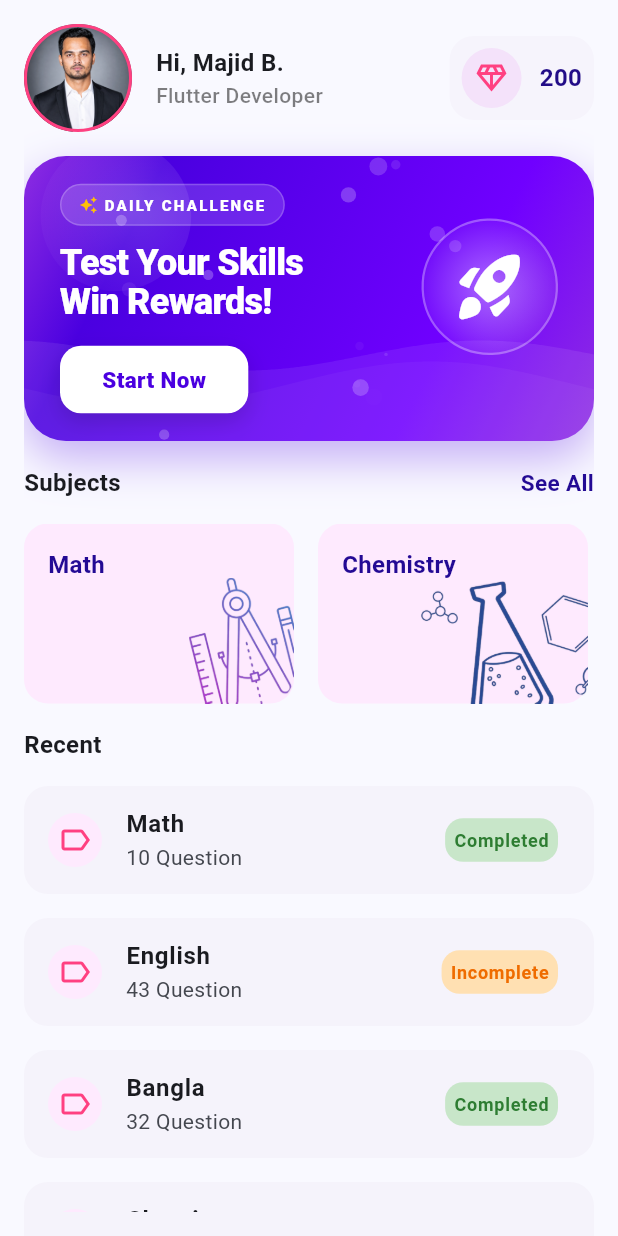
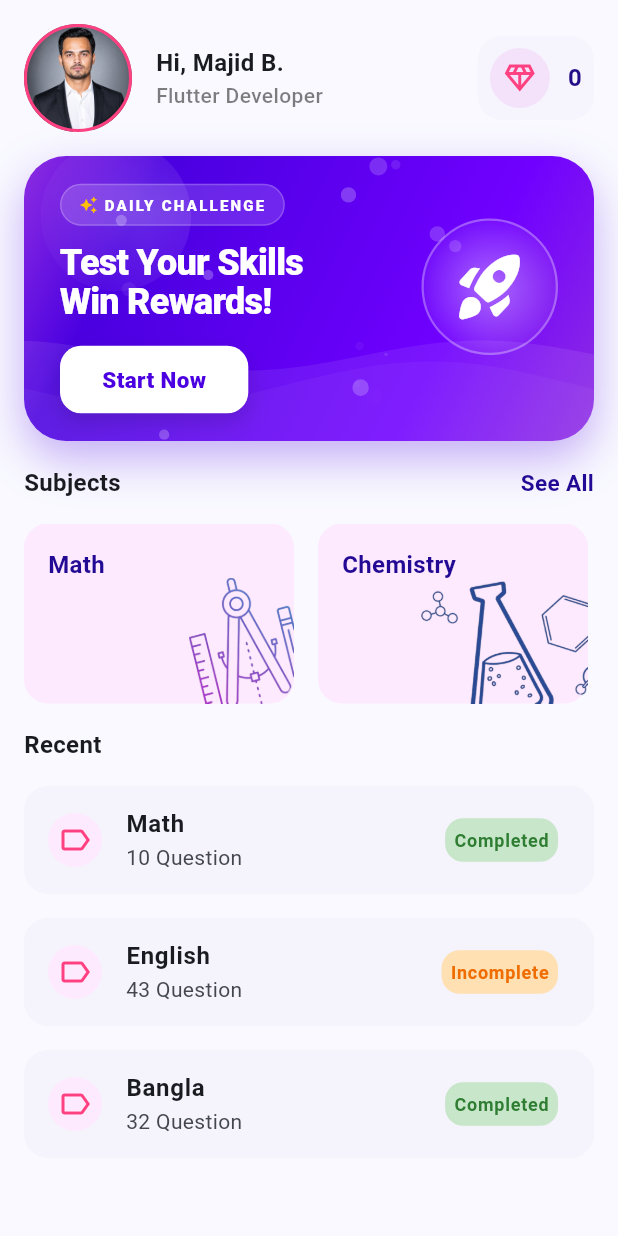
Before and after one commit to majidbhuiyan20/BDApps, a Flutter app: the screen it shows after launch, on a phone screen of 412 x 824 dp. Run offline on Flutter 3.47's test engine with Material 3 defaults, Android fonts, the phone set to English and light mode, and no system bars; our stand-ins replace shared_preferences.

Commit message:
add chemistry, biology, and computer questions and update QuizPage category loading logic

```diff
--- a/lib/QuizApp/views/quiz_app_home.dart
+++ b/lib/QuizApp/views/quiz_app_home.dart
@@ -3,6 +3,8 @@ import 'package:bdapps/QuizApp/widgets/category_card.dart';
 import 'package:bdapps/QuizApp/widgets/recent_card.dart';
 import 'package:bdapps/QuizApp/widgets/title_section.dart';
 import 'package:flutter/material.dart';
+import 'package:shared_preferences/shared_preferences.dart';
+import '../widgets/home_page_header.dart';
 import '../widgets/quiz_banner.dart';
 
 class QuizAppHome extends StatefulWidget {
@@ -13,63 +15,37 @@ class QuizAppHome extends StatefulWidget {
 }
 
 class _QuizAppHomeState extends State<QuizAppHome> {
+  int? totalScore;
+
+  @override
+  void initState() {
+    // TODO: implement initState
+    super.initState();
+    getScore();
+  }
+  Future<void> getScore() async {
+    SharedPreferences pref = await SharedPreferences.getInstance();
+    totalScore = pref.getInt('score');
+    setState(() {
+
+    });
+  }
 
    @override
   Widget build(BuildContext context) {
     return Scaffold(
       body: SafeArea(
-          child: Padding(
+          child: RefreshIndicator(
+            onRefresh: ()async=>await getScore(),
+            child: ListView(
               padding: const EdgeInsets.all(16.0),
-            child: SingleChildScrollView(
-              child: Column(
-                spacing: 16,
               children: [
-                  Row(
-                    spacing: 16,
-                    children: [
-                      Container(
-                        height: 72,
-                        width: 72,
-                        decoration: BoxDecoration(
-                          border: Border.all(
-                            color: Colors.pinkAccent,
-                            width: 2
-                          ),
-                          shape: BoxShape.circle,
-                          image: const DecorationImage(image: AssetImage('assets/images/majid.png'))
-                        ),
-                      ),
-                      Expanded(
-                        child: Column(
-                          crossAxisAlignment: CrossAxisAlignment.start,
-                          children: [
-                            const Text('Hi, Majid B.', style: TextStyle(fontWeight: FontWeight.w700, fontSize: 16,),),
-                            Text('Flutter Developer', style: TextStyle(fontSize: 14, fontWeight: FontWeight.w500, color: Colors.black26.withOpacity(0.5)),)
-                          ],
-                        ),
-                      ),
-                      Container(
-                        padding: const EdgeInsets.all(8),
-                        decoration: BoxDecoration(
-                          color: const Color(0Xfff6f4fc),
-                          borderRadius: BorderRadius.circular(16),
-
-                        ),child: const Row(
-                        spacing: 12,
-                        children: [
-                          CircleAvatar(
-                              backgroundColor: Color(0Xfff4e2fa),
-                              foregroundColor: Colors.pinkAccent,
-                              child: Icon(Icons.diamond_outlined,  color: Colors.pinkAccent,)),
-                          Text("200", style: TextStyle(color: Color(0Xff220c87), fontSize: 16, fontWeight: FontWeight.bold),)
-
-                        ],
-                      ),
-                      )
-                    ],
-                  ),
+                HomePageHeader(totalScore: totalScore,),
+                const SizedBox(height: 16),
                 const QuizBanner(),
+                const SizedBox(height: 16),
                 TitleSection(title: 'Subjects',),
+                const SizedBox(height: 16),
                 SingleChildScrollView(
                   scrollDirection: Axis.horizontal,
                   child: Row(
@@ -79,18 +55,20 @@ class _QuizAppHomeState extends State<QuizAppHome> {
                       CategoryCard(title: "Chemistry", imageFileName: "chemistry.png"),
                       CategoryCard(title: "Biology", imageFileName: "biology.png"),
                       CategoryCard(title: "Computer", imageFileName: "computer.png"),
+                      CategoryCard(title: "Physics", imageFileName: "math.png"),
                     ],
                   ),
                 ),
+                const SizedBox(height: 16),
                 TitleSection(title: 'Recent',showSeeAll: false,),
+                const SizedBox(height: 16),
                 RecentCard(title: "Math", questionCount: 10, isComplete: true,),
+                const SizedBox(height: 16),
                 RecentCard(title: "English", questionCount: 43, isComplete: false,),
+                const SizedBox(height: 16),
                 RecentCard(title: "Bangla", questionCount: 32, isComplete: true),
-                  RecentCard(title: "Chemistry", questionCount: 32, isComplete: true),
-
               ],
-              ),
-            ),
+            )
           )
       ),
     );
--- a/lib/QuizApp/views/quiz_page.dart
+++ b/lib/QuizApp/views/quiz_page.dart
@@ -4,6 +4,7 @@ import 'package:bdapps/QuizApp/widgets/answer_option.dart';
 import 'package:bdapps/QuizApp/widgets/question_card.dart';
 import 'package:bdapps/QuizApp/widgets/quiz_progress.dart';
 import 'package:flutter/material.dart';
+import 'package:shared_preferences/shared_preferences.dart';
 
 import '../data/computer_question.dart';
 import '../data/math_question.dart';
@@ -35,18 +36,20 @@ class _QuizPageState extends State<QuizPage> {
     }
     setState(() {});
   }
-  void submitAnswer(){
-    //todo: selectedAnswerIndex != null
+  Future<void> submitAnswer() async {
     if(selectedAnswerIndex == null){
       return;
     }
-    //todo: check isSelectedAnswer == questionData.answerIndex
     correctAnswer = (selectedAnswerIndex == questions[progress].answerIndex);
-    //todo: If incorrect show correct answer
     showCorrectAnswer = true;
     answerSubmitted = true;
-    //todo: if Correct mark++
-    obtainedMark = obtainedMark + questions[progress].mark!;
+    if(correctAnswer){
+      obtainedMark = obtainedMark + questions[progress].mark!;
+      SharedPreferences pref = await SharedPreferences.getInstance();
+      int currentTotalScore  = pref.getInt("score") ?? 0;
+      pref.setInt("score", currentTotalScore + questions[progress].mark );
+
+    }
     setState(() {
 
     });
@@ -118,7 +121,13 @@ class _QuizPageState extends State<QuizPage> {
           ),),
         ),
       )],),
-      body: Padding(
+      body:questions.isEmpty ? Center(child:Column(
+        mainAxisAlignment: MainAxisAlignment.center,
+        children: [
+          Icon(Icons.warning_amber_outlined, size: 100,),
+          Text("No Question Found", style: TextStyle(fontSize: 18, fontWeight: FontWeight.bold),)
+        ],
+      ),) : Padding(
         padding: EdgeInsets.all(16.0),
         child: Column(
           spacing: 22,
--- /dev/null
+++ b/lib/QuizApp/widgets/home_page_header.dart
@@ -0,0 +1,58 @@
+import 'package:flutter/material.dart';
+import 'package:shared_preferences/shared_preferences.dart';
+
+class HomePageHeader extends StatelessWidget  {
+  const HomePageHeader({
+    super.key, required this.totalScore,
+  });
+
+  final int? totalScore;
+
+  @override
+  Widget build(BuildContext context) {
+    return Row(
+      spacing: 16,
+      children: [
+        Container(
+          height: 72,
+          width: 72,
+          decoration: BoxDecoration(
+              border: Border.all(
+                  color: Colors.pinkAccent,
+                  width: 2
+              ),
+              shape: BoxShape.circle,
+              image: const DecorationImage(image: AssetImage('assets/images/majid.png'))
+          ),
+        ),
+        Expanded(
+          child: Column(
+            crossAxisAlignment: CrossAxisAlignment.start,
+            children: [
+              const Text('Hi, Majid B.', style: TextStyle(fontWeight: FontWeight.w700, fontSize: 16,),),
+              Text('Flutter Developer', style: TextStyle(fontSize: 14, fontWeight: FontWeight.w500, color: Colors.black26.withOpacity(0.5)),)
+            ],
+          ),
+        ),
+        Container(
+          padding: const EdgeInsets.all(8),
+          decoration: BoxDecoration(
+            color: const Color(0Xfff6f4fc),
+            borderRadius: BorderRadius.circular(16),
+
+          ),child: Row(
+          spacing: 12,
+          children: [
+            const CircleAvatar(
+                backgroundColor: Color(0Xfff4e2fa),
+                foregroundColor: Colors.pinkAccent,
+                child: Icon(Icons.diamond_outlined,  color: Colors.pinkAccent,)),
+            Text(totalScore == null ? "0" : totalScore.toString(), style: const TextStyle(color: Color(0Xff220c87), fontSize: 16, fontWeight: FontWeight.bold),)
+
+          ],
+        ),
+        )
+      ],
+    );
+  }
+}
--- a/pubspec.yaml
+++ b/pubspec.yaml
@@ -11,6 +11,7 @@ dependencies:
   flutter:
     sdk: flutter
   cupertino_icons: ^1.0.8
+  shared_preferences: ^2.5.5
 
 dev_dependencies:
   flutter_test:
```
Also changed, not shown: pubspec.lock, 6 other files. Lines whose indentation alone changed are shown as unchanged.
